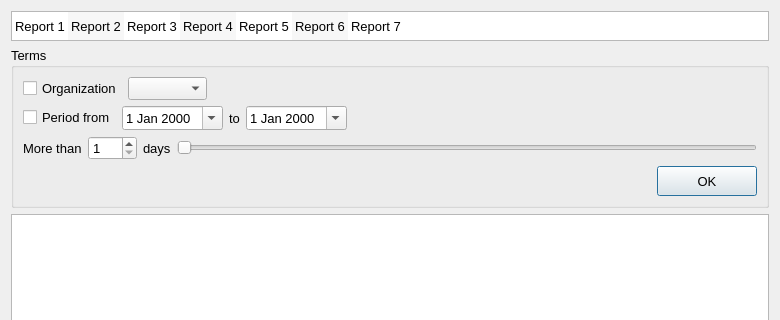
Skyrim78/Librarian, file librarian/reports.ui: the form before one commit; both pictures show x 0 to 780 and y 0 to 320 of the 780 by 586 pixel window.
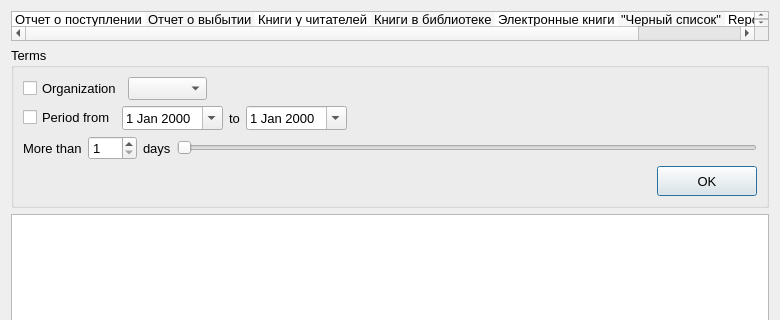
The form after the commit.

The edit to the form file:
```diff
--- a/librarian/reports.ui
+++ b/librarian/reports.ui
@@ -46,32 +46,32 @@
        </property>
        <item>
         <property name="text">
-         <string>Report 1</string>
+         <string>Отчет о поступлении</string>
         </property>
        </item>
        <item>
         <property name="text">
-         <string>Report 2</string>
+         <string>Отчет о выбытии</string>
         </property>
        </item>
        <item>
         <property name="text">
-         <string>Report 3</string>
+         <string>Книги у читателей</string>
         </property>
        </item>
        <item>
         <property name="text">
-         <string>Report 4</string>
+         <string>Книги в библиотеке</string>
         </property>
        </item>
        <item>
         <property name="text">
-         <string>Report 5</string>
+         <string>Электронные книги</string>
         </property>
        </item>
        <item>
         <property name="text">
-         <string>Report 6</string>
+         <string>&quot;Черный список&quot;</string>
         </property>
        </item>
        <item>
```
